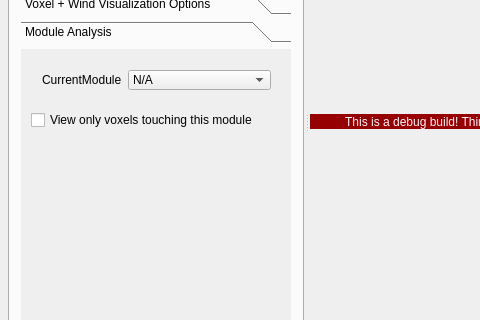
Above: ui/mainwindow.ui from herewegoblueno/team-wildfire before the change; both pictures show x 0 to 480 and y 253 to 573 of the 1100 by 750 pixel window. Below: the same form after it.
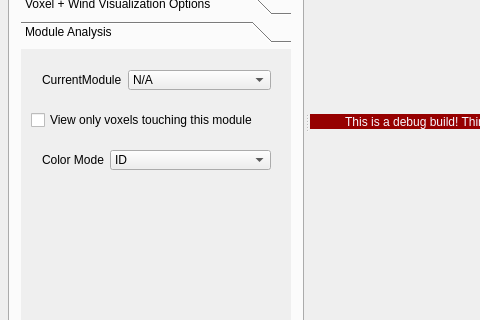
That is the form after the change. Custom widgets are drawn as their Qt base class.

Commit message: Added dropdown in preparaton for module temperature visualization

Patch:
```diff
--- a/ui/mainwindow.ui
+++ b/ui/mainwindow.ui
@@ -583,6 +583,39 @@
                 <string>View only voxels touching this module</string>
                </property>
               </widget>
+              <widget class="QWidget" name="widget" native="true">
+               <property name="geometry">
+                <rect>
+                 <x>10</x>
+                 <y>90</y>
+                 <width>251</width>
+                 <height>42</height>
+                </rect>
+               </property>
+               <layout class="QHBoxLayout" name="horizontalLayout_7" stretch="0,1">
+                <item>
+                 <widget class="QLabel" name="label">
+                  <property name="text">
+                   <string>Color Mode</string>
+                  </property>
+                 </widget>
+                </item>
+                <item>
+                 <widget class="QComboBox" name="comboBox">
+                  <item>
+                   <property name="text">
+                    <string>ID</string>
+                   </property>
+                  </item>
+                  <item>
+                   <property name="text">
+                    <string>Temperature</string>
+                   </property>
+                  </item>
+                 </widget>
+                </item>
+               </layout>
+              </widget>
              </widget>
             </widget>
            </item>
```
